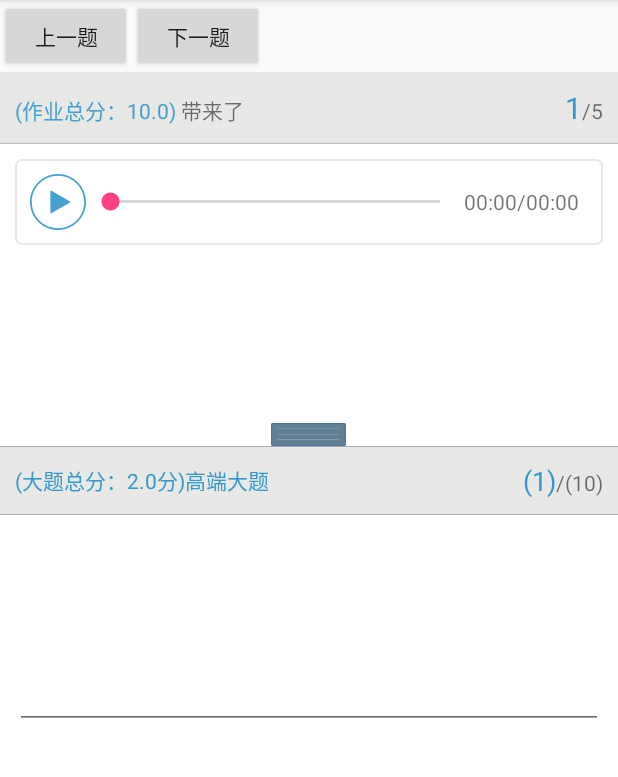
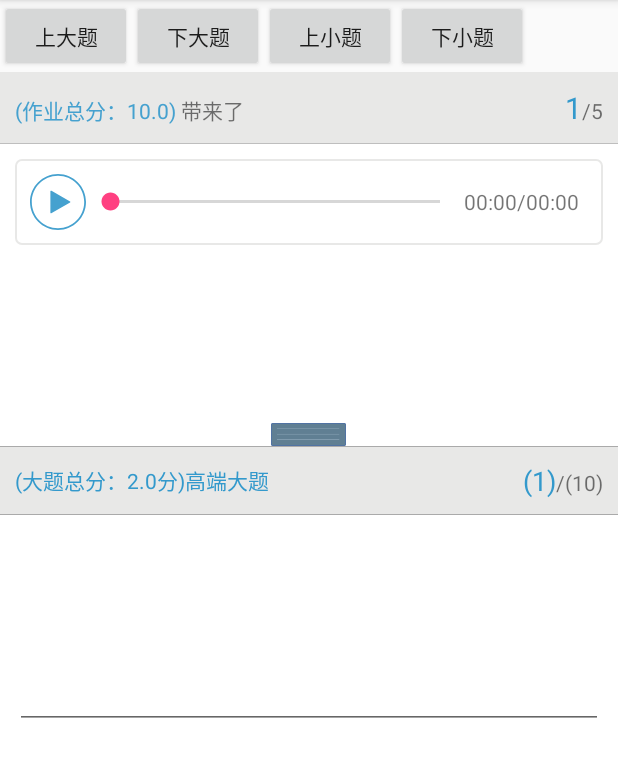
Before and after one commit to Andecy/TaskerDemo, an Android app: the screen it shows after launch (DemoActivity), on a phone screen of 412 x 824 dp, the part 84-861 px from its top. Run offline under Robolectric (Android 15) with nearby library versions, the phone set to English and light mode, and no system bars; libraries missing offline, so code that uses them is left out: com.blankj.utilcode, com.zzhoujay.richtext; 4 statements that could not run were skipped.

Commit message:
小题切换

```diff
--- a/app/src/main/res/layout/activity_demo.xml
+++ b/app/src/main/res/layout/activity_demo.xml
@@ -13,12 +13,22 @@
             android:onClick="onForwardClick"
             android:layout_width="wrap_content"
             android:layout_height="wrap_content"
-            android:text="上一题"/>
+            android:text="上大题"/>
         <Button
             android:onClick="onBackWorkClick"
             android:layout_width="wrap_content"
             android:layout_height="wrap_content"
-            android:text="下一题"/>
+            android:text="下大题"/>
+        <Button
+            android:onClick="onForwardItemClick"
+            android:layout_width="wrap_content"
+            android:layout_height="wrap_content"
+            android:text="上小题"/>
+        <Button
+            android:onClick="onBackWorkItemClick"
+            android:layout_width="wrap_content"
+            android:layout_height="wrap_content"
+            android:text="下小题"/>
     </LinearLayout>
     <com.lancoo.tasker.view.TaskView
         android:id="@+id/tasker_demo"
--- a/tasker/src/main/java/com/lancoo/tasker/view/TaskView.java
+++ b/tasker/src/main/java/com/lancoo/tasker/view/TaskView.java
@@ -70,6 +70,8 @@ public class TaskView extends LinearLayout {
     private int curTopicPosition;
     private int curItemPosition;
 
+    private ViewPager.OnPageChangeListener itemChangeListener;
+
     public TaskView(Context context, @Nullable AttributeSet attrs) {
         super(context, attrs);
         LayoutInflater inflater = (LayoutInflater) context.getSystemService(Context.LAYOUT_INFLATER_SERVICE);
@@ -133,7 +135,7 @@ public class TaskView extends LinearLayout {
     }
 
     /**
-     * 设置大题信息(通用)
+     * 设置大题信息
      *
      * @param position 大题位置
      */
@@ -145,7 +147,9 @@ public class TaskView extends LinearLayout {
         }
 
         curTopicPosition = position;
-        curItemPosition = 0;
+
+        setItemInfo(0);
+
         Log.w("TaskView", "curTopicPosition-->" + curTopicPosition);
 
         TopicTimu topicTimu = mTaskData.getTaskTimu().getTopicTimus().get(position);
@@ -159,7 +163,40 @@ public class TaskView extends LinearLayout {
 
         if (vp_item.getAdapter() != mItemAdapter) {
             vp_item.setAdapter(mItemAdapter);
-            vp_item.addOnPageChangeListener(new ViewPager.SimpleOnPageChangeListener() {
+        } else {
+            //update adapter data
+            mItemAdapter.update(curTopicPosition);
+        }
+        tv_topicno.setText("" + (curTopicPosition + 1));
+
+        tv_itemCount.setText("/(" + topicTimu.getItemTimus().size() + ")");
+        tv_type.setText("(大题总分：" + topicTimu.getScore() + "分)" + topicTimu.getTypeName());
+        if (TextUtils.isEmpty(topicTimu.getContent()) && TextUtils.isEmpty(topicTimu.getAudioUrl())) {
+            mSplitView.setSplitRatio(0);
+        } else {
+            mSplitView.setSplitRatio(0.3f);
+            UITool.setRichTitle(topicTimu.getContent(), tv_content);
+        }
+    }
+
+
+    private void setItemInfo(int position) {
+        if (mItemAdapter == null ||
+                mItemAdapter.getData() == null ||
+                mItemAdapter.getData().getTaskTimu().getTopicTimus().get(curTopicPosition).getItemTimus().size() <= position) {
+
+            return;
+        }
+
+        curItemPosition = position;
+
+        Log.w("TaskView", "curItemPosition-->" + curItemPosition);
+
+        vp_item.setCurrentItem(curItemPosition);
+        tv_itemNo.setText("(" + (curItemPosition + 1) + ")");
+
+        if (itemChangeListener == null) {
+            itemChangeListener = new ViewPager.SimpleOnPageChangeListener() {
                 @Override
                 public void onPageSelected(int position) {
                     super.onPageSelected(position);
@@ -172,22 +209,10 @@ public class TaskView extends LinearLayout {
                         }
                     }
                 }
-            });
-        } else {
-            //update adapter data
-            mItemAdapter.update(curTopicPosition);
+            };
+            vp_item.addOnPageChangeListener(itemChangeListener);
         }
-        tv_topicno.setText("" + (curTopicPosition + 1));
-        vp_item.setCurrentItem(0);
-        tv_itemNo.setText("(" + (curItemPosition + 1) + ")");
-        tv_itemCount.setText("/(" + topicTimu.getItemTimus().size() + ")");
-        tv_type.setText("(大题总分：" + topicTimu.getScore() + "分)" + topicTimu.getTypeName());
-        if (TextUtils.isEmpty(topicTimu.getContent()) && TextUtils.isEmpty(topicTimu.getAudioUrl())) {
-            mSplitView.setSplitRatio(0);
-        } else {
-            mSplitView.setSplitRatio(0.3f);
-            UITool.setRichTitle(topicTimu.getContent(), tv_content);
-        }
+
     }
 
     /**
@@ -232,11 +257,19 @@ public class TaskView extends LinearLayout {
         }
     }
 
-    public void changeTopicPosition(int topicPosition) {
-        if (topicPosition < 0 || topicPosition == curTopicPosition) {
+    public void changeTopicPosition(int position) {
+        if (position < 0 || position == curTopicPosition) {
             return;
         }
-        setTopicInfo(topicPosition);
+        setTopicInfo(position);
+        invalidate();
+    }
+
+    public void changeItemPosition(int position) {
+        if (position < 0 || position == curItemPosition) {
+            return;
+        }
+        setItemInfo(position);
         invalidate();
     }
 
```
Also changed, not shown: app/src/main/java/com/lancoo/taskerdemo/DemoActivity.java (+15 -3 lines).
